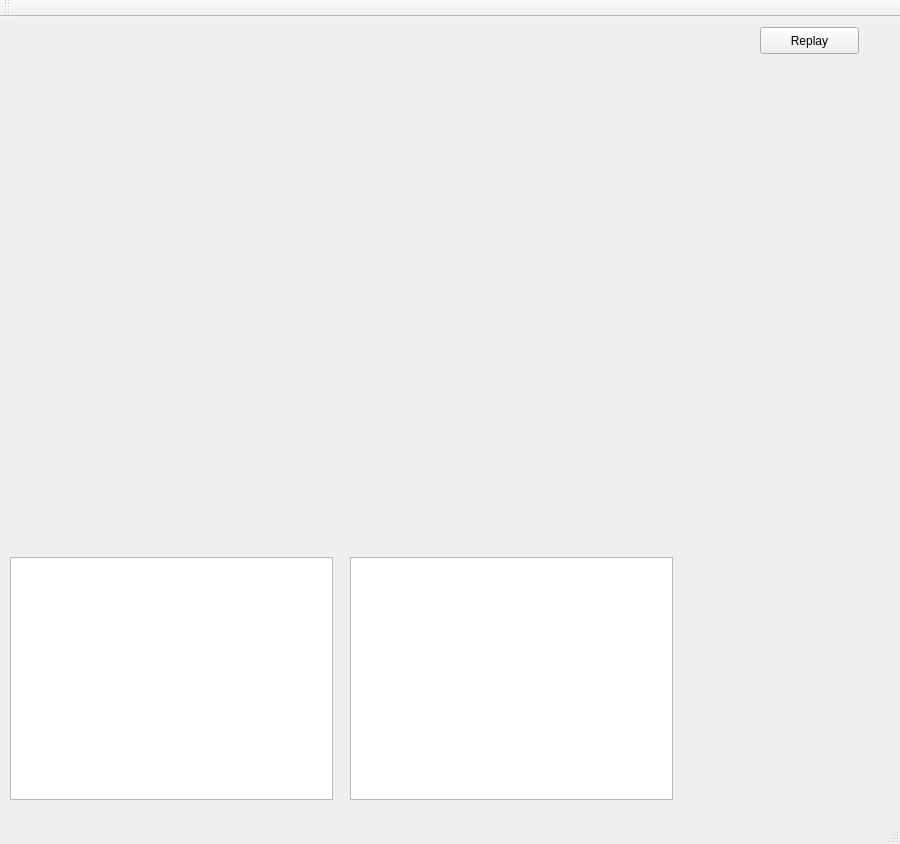
Qt form mainwindow.ui (goodgodgd/PointCloudApps) before a commit.
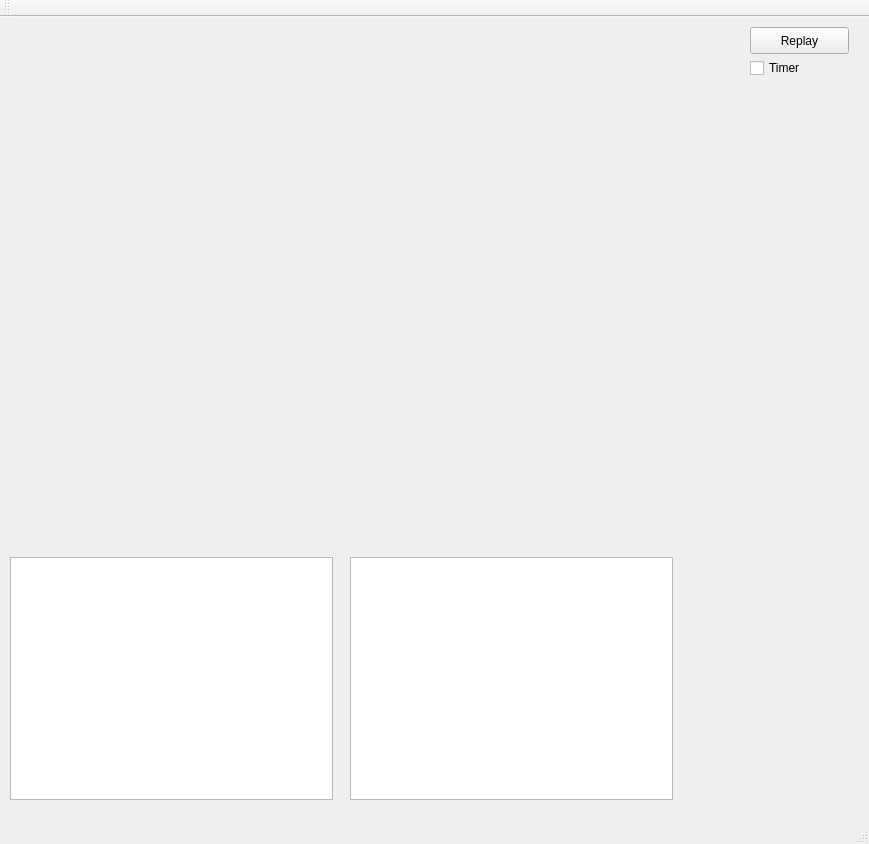
The same form after that commit.

Diff of the .ui file:
```diff
--- a/mainwindow.ui
+++ b/mainwindow.ui
@@ -6,7 +6,7 @@
    <rect>
     <x>0</x>
     <y>0</y>
-    <width>900</width>
+    <width>869</width>
     <height>844</height>
    </rect>
   </property>
@@ -28,7 +28,7 @@
    <widget class="QPushButton" name="pushButton_Replay">
     <property name="geometry">
      <rect>
-      <x>760</x>
+      <x>750</x>
       <y>10</y>
       <width>99</width>
       <height>27</height>
@@ -74,6 +74,19 @@
      </rectf>
     </property>
    </widget>
+   <widget class="QCheckBox" name="checkBox_timer">
+    <property name="geometry">
+     <rect>
+      <x>750</x>
+      <y>40</y>
+      <width>97</width>
+      <height>22</height>
+     </rect>
+    </property>
+    <property name="text">
+     <string>Timer</string>
+    </property>
+   </widget>
   </widget>
   <widget class="QMenuBar" name="menuBar">
    <property name="geometry">
```
Left out of the diff: 2 changed lines with no effect on the pictures.
